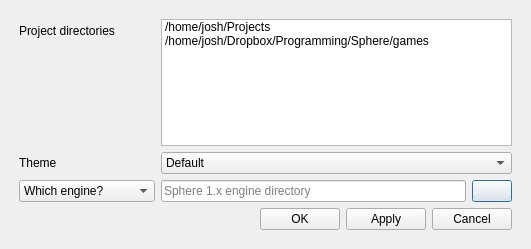
Qt form src/settingswindow.ui (Eggbertx/QtSphere-IDE) before a commit.
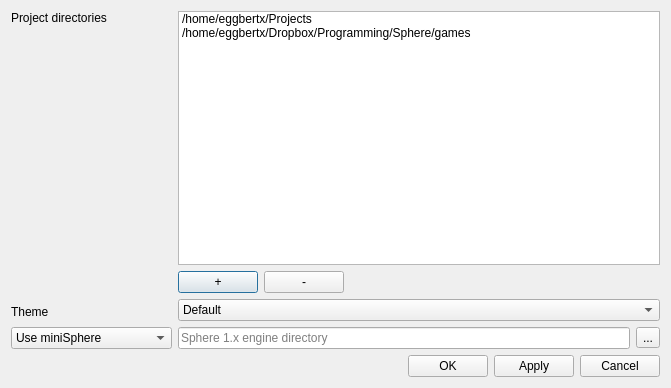
The same form after that commit.

Commit message: Replace placeholder directory tree with actual directory tree, preliminary project loading

```diff
--- a/src/settingswindow.ui
+++ b/src/settingswindow.ui
@@ -6,45 +6,143 @@
    <rect>
     <x>0</x>
     <y>0</y>
-    <width>531</width>
-    <height>249</height>
+    <width>671</width>
+    <height>388</height>
    </rect>
   </property>
+  <property name="sizePolicy">
+   <sizepolicy hsizetype="Preferred" vsizetype="Expanding">
+    <horstretch>0</horstretch>
+    <verstretch>0</verstretch>
+   </sizepolicy>
+  </property>
   <property name="windowTitle">
    <string>Configure QtSphere IDE</string>
   </property>
-  <layout class="QHBoxLayout" name="horizontalLayout">
+  <layout class="QVBoxLayout" name="verticalLayout">
    <item>
-    <layout class="QVBoxLayout" name="verticalLayout">
-     <property name="leftMargin">
-      <number>8</number>
-     </property>
-     <property name="topMargin">
-      <number>8</number>
-     </property>
-     <property name="rightMargin">
-      <number>8</number>
-     </property>
-     <property name="bottomMargin">
-      <number>8</number>
-     </property>
+    <layout class="QHBoxLayout" name="horizontalLayout_2">
      <item>
-      <layout class="QFormLayout" name="formLayout_2">
-       <item row="0" column="0">
+      <layout class="QVBoxLayout" name="verticalLayout_2">
+       <item>
         <widget class="QLabel" name="projectDirectories_lbl">
          <property name="text">
           <string>Project directories</string>
          </property>
         </widget>
        </item>
-       <item row="1" column="0">
+       <item>
+        <spacer name="verticalSpacer">
+         <property name="orientation">
+          <enum>Qt::Vertical</enum>
+         </property>
+         <property name="sizeHint" stdset="0">
+          <size>
+           <width>20</width>
+           <height>40</height>
+          </size>
+         </property>
+        </spacer>
+       </item>
+       <item>
         <widget class="QLabel" name="theme_lbl">
          <property name="text">
           <string>Theme</string>
          </property>
         </widget>
        </item>
-       <item row="1" column="1">
+       <item>
+        <spacer name="verticalSpacer_2">
+         <property name="orientation">
+          <enum>Qt::Vertical</enum>
+         </property>
+         <property name="sizeType">
+          <enum>QSizePolicy::Fixed</enum>
+         </property>
+         <property name="sizeHint" stdset="0">
+          <size>
+           <width>20</width>
+           <height>2</height>
+          </size>
+         </property>
+        </spacer>
+       </item>
+       <item>
+        <widget class="QComboBox" name="whichEngine_combo">
+         <property name="toolTip">
+          <string>&lt;html&gt;&lt;head/&gt;&lt;body&gt;&lt;p&gt;If the legacy engine is chosen on a non-Windows OS and WINE is available, it will be used.&lt;/p&gt;&lt;/body&gt;&lt;/html&gt;</string>
+         </property>
+         <item>
+          <property name="text">
+           <string>Use miniSphere</string>
+          </property>
+         </item>
+         <item>
+          <property name="text">
+           <string>Use Sphere 1.x (legacy)</string>
+          </property>
+         </item>
+        </widget>
+       </item>
+      </layout>
+     </item>
+     <item>
+      <layout class="QVBoxLayout" name="verticalLayout_3">
+       <item>
+        <widget class="QListWidget" name="listWidget">
+         <property name="sizePolicy">
+          <sizepolicy hsizetype="Expanding" vsizetype="MinimumExpanding">
+           <horstretch>0</horstretch>
+           <verstretch>0</verstretch>
+          </sizepolicy>
+         </property>
+         <property name="resizeMode">
+          <enum>QListView::Adjust</enum>
+         </property>
+         <item>
+          <property name="text">
+           <string>/home/eggbertx/Projects</string>
+          </property>
+         </item>
+         <item>
+          <property name="text">
+           <string>/home/eggbertx/Dropbox/Programming/Sphere/games</string>
+          </property>
+         </item>
+        </widget>
+       </item>
+       <item>
+        <layout class="QHBoxLayout" name="horizontalLayout_3">
+         <item>
+          <widget class="QPushButton" name="pushButton">
+           <property name="text">
+            <string>+</string>
+           </property>
+          </widget>
+         </item>
+         <item>
+          <widget class="QPushButton" name="pushButton_2">
+           <property name="text">
+            <string>-</string>
+           </property>
+          </widget>
+         </item>
+         <item>
+          <spacer name="horizontalSpacer">
+           <property name="orientation">
+            <enum>Qt::Horizontal</enum>
+           </property>
+           <property name="sizeHint" stdset="0">
+            <size>
+             <width>650</width>
+             <height>20</height>
+            </size>
+           </property>
+          </spacer>
+         </item>
+        </layout>
+       </item>
+       <item>
         <widget class="QComboBox" name="themeCombo">
          <item>
           <property name="text">
@@ -78,26 +176,7 @@
          </item>
         </widget>
        </item>
-       <item row="2" column="0">
-        <widget class="QComboBox" name="whichEngine_combo">
-         <item>
-          <property name="text">
-           <string>Which engine?</string>
-          </property>
-         </item>
-         <item>
-          <property name="text">
-           <string>minisphere</string>
-          </property>
-         </item>
-         <item>
-          <property name="text">
-           <string>Sphere 1.x (legacy)</string>
-          </property>
-         </item>
-        </widget>
-       </item>
-       <item row="2" column="1">
+       <item>
         <layout class="QHBoxLayout" name="horizontalLayout_4">
          <item>
           <widget class="QLineEdit" name="legacyDir_txt">
@@ -107,83 +186,53 @@
           </widget>
          </item>
          <item>
-          <widget class="QPushButton" name="selLegacyDir">
+          <widget class="QToolButton" name="legacyDir_btn">
            <property name="text">
-            <string/>
-           </property>
-           <property name="flat">
-            <bool>false</bool>
+            <string>...</string>
            </property>
           </widget>
          </item>
         </layout>
        </item>
-       <item row="0" column="1">
-        <widget class="QListWidget" name="listWidget">
-         <item>
-          <property name="text">
-           <string>/home/josh/Projects</string>
-          </property>
-         </item>
-         <item>
-          <property name="text">
-           <string>/home/josh/Dropbox/Programming/Sphere/games</string>
-          </property>
-         </item>
-        </widget>
-       </item>
       </layout>
      </item>
+    </layout>
+   </item>
+   <item>
+    <layout class="QHBoxLayout" name="horizontalLayout">
      <item>
-      <spacer name="verticalSpacer">
+      <spacer name="horizontalSpacer_2">
        <property name="orientation">
-        <enum>Qt::Vertical</enum>
+        <enum>Qt::Horizontal</enum>
        </property>
        <property name="sizeHint" stdset="0">
         <size>
-         <width>20</width>
-         <height>40</height>
+         <width>650</width>
+         <height>19</height>
         </size>
        </property>
       </spacer>
      </item>
      <item>
-      <layout class="QHBoxLayout" name="horizontalLayout_3">
-       <item>
-        <spacer name="horizontalSpacer">
-         <property name="orientation">
-          <enum>Qt::Horizontal</enum>
-         </property>
-         <property name="sizeHint" stdset="0">
-          <size>
-           <width>40</width>
-           <height>20</height>
-          </size>
-         </property>
-        </spacer>
-       </item>
-       <item>
-        <widget class="QPushButton" name="okButton">
-         <property name="text">
-          <string>OK</string>
-         </property>
-        </widget>
-       </item>
-       <item>
-        <widget class="QPushButton" name="applyButton">
-         <property name="text">
-          <string>Apply</string>
-         </property>
-        </widget>
-       </item>
-       <item>
-        <widget class="QPushButton" name="cancelButton">
-         <property name="text">
-          <string>Cancel</string>
-         </property>
-        </widget>
-       </item>
-      </layout>
+      <widget class="QPushButton" name="okButton">
+       <property name="text">
+        <string>OK</string>
+       </property>
+      </widget>
+     </item>
+     <item>
+      <widget class="QPushButton" name="applyButton">
+       <property name="text">
+        <string>Apply</string>
+       </property>
+      </widget>
+     </item>
+     <item>
+      <widget class="QPushButton" name="cancelButton">
+       <property name="text">
+        <string>Cancel</string>
+       </property>
+      </widget>
      </item>
     </layout>
    </item>
```
The commit also changes 12 other files.
